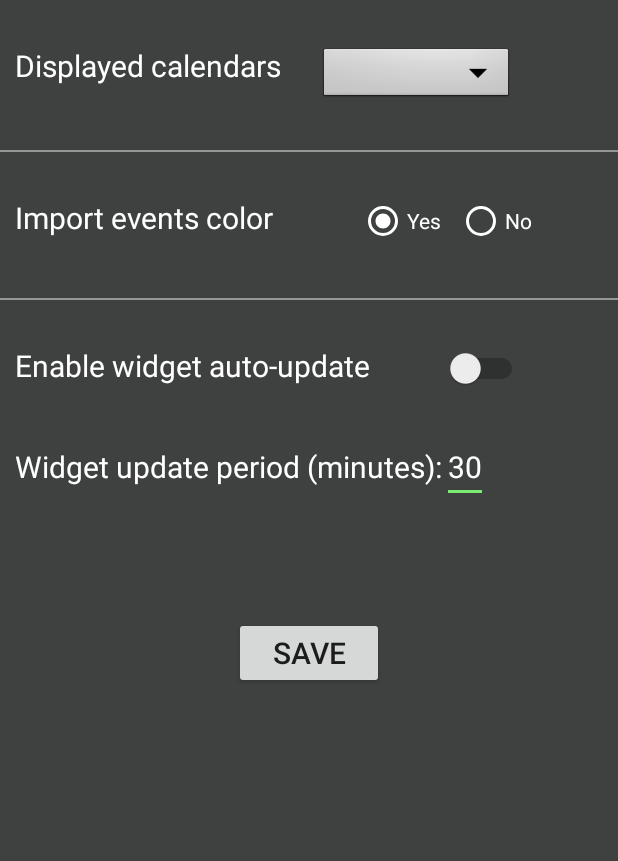
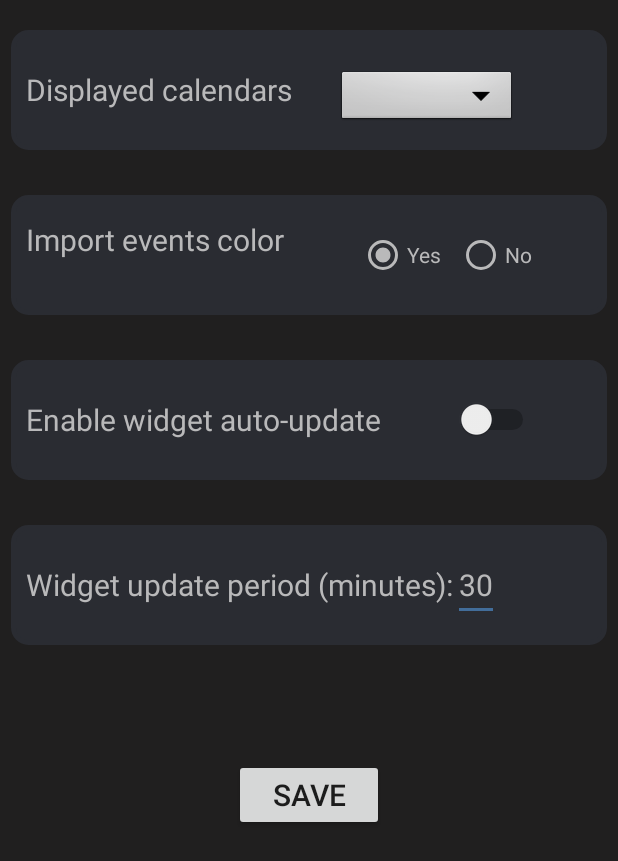
Before and after one commit to tyichye/daily-calendar-clock-widget, an Android app: the layout new_configuration_layout.xml on its own in the app's theme, with its tools: preview values and no code run, on a phone screen of 412 x 824 dp. Shown: the top 861 px of the screen. Run offline under Robolectric (Android 15) with nearby library versions, the phone set to English and light mode, and no system bars.

Commit message:
change configuration screen, fix prev/next/today buttons

```diff
--- a/app/src/main/java/com/miltolstoy/roundcalendar/ClockWidget.java
+++ b/app/src/main/java/com/miltolstoy/roundcalendar/ClockWidget.java
@@ -230,8 +230,6 @@ class ClockWidget {
     private void calculateSizesAccordingToScreen(int side) {
         int padding = side / 13;
 
-
-
         borderWidth = side / 100;
         dotRadius = side / 100;
         smallDigitSize = side / 40;
--- /dev/null
+++ b/app/src/main/res/drawable/round_edges_layout.xml
@@ -0,0 +1,7 @@
+<?xml version="1.0" encoding="UTF-8"?>
+    <shape xmlns:android="http://schemas.android.com/apk/res/android">
+        <solid android:color="#2A2C32"/>
+        <stroke android:width="3dp" android:color="#2A2C32" />
+        <corners android:radius="10dp"/>
+        <padding android:left="0dp" android:top="0dp" android:right="0dp" android:bottom="0dp" />
+    </shape>
--- a/app/src/main/res/layout/new_configuration_layout.xml
+++ b/app/src/main/res/layout/new_configuration_layout.xml
@@ -4,7 +4,7 @@
     android:layout_width="match_parent"
     android:layout_height="match_parent"
     xmlns:app="http://schemas.android.com/apk/res-auto"
-    android:background="#3F4040">
+    android:background="#201F1F">
 
     <LinearLayout
         android:layout_width="match_parent"
@@ -16,9 +16,12 @@
 
         <LinearLayout
             android:layout_width="match_parent"
-            android:layout_height="40dp"
-            android:layout_marginTop="30dp"
+            android:layout_height="80dp"
+            android:layout_marginTop="20dp"
             android:orientation="horizontal"
+            android:background="@drawable/round_edges_layout"
+            android:layout_marginStart="7dp"
+            android:layout_marginEnd="7dp"
             app:layout_constraintTop_toTopOf="parent">
 
             <TextView
@@ -26,29 +29,32 @@
                 android:layout_height="wrap_content"
                 android:layout_marginStart="10dp"
                 android:text="@string/calendars_chooser"
-                android:textColor="@android:color/white"
+                android:textColor="@color/colorSettingsText"
+                android:layout_gravity="center"
                 android:textSize="20sp" />
 
 
             <Spinner
                 android:id="@+id/calendars_dropdown"
-                android:layout_width="130dp"
-                android:layout_height="match_parent"
-                android:layout_marginStart="25dp"
+                android:layout_width="120dp"
+                android:layout_height="40dp"
+                android:layout_marginTop="5dp"
+                android:layout_marginStart="30dp"
+                android:layout_gravity="center"
+
                 android:background="@android:drawable/btn_dropdown"
                 android:spinnerMode="dropdown" />
 
         </LinearLayout>
 
-        <View
-            style="@style/Divider"
-            android:layout_marginTop="30dp" />
-
         <LinearLayout
             android:layout_width="match_parent"
-            android:layout_height="wrap_content"
+            android:layout_height="80dp"
             android:layout_marginTop="30dp"
             android:orientation="horizontal"
+            android:layout_marginStart="7dp"
+            android:layout_marginEnd="7dp"
+            android:background="@drawable/round_edges_layout"
             app:layout_constraintTop_toTopOf="parent">
 
             <TextView
@@ -56,55 +62,60 @@
                 android:layout_height="wrap_content"
                 android:layout_marginLeft="10dp"
                 android:text="@string/colors_chooser"
-                android:textColor="@android:color/white"
+                android:textColor="@color/colorSettingsText"
                 android:layout_marginBottom="10dp"
+                android:layout_gravity="center"
+
                 android:textSize="20sp" />
 
             <RadioGroup
                 android:layout_width="match_parent"
                 android:layout_height="wrap_content"
                 android:gravity="center"
+                android:layout_gravity="center"
                 android:orientation="horizontal">
 
                 <RadioButton
                     android:id="@+id/calendar_color_radio"
                     android:layout_width="wrap_content"
                     android:layout_height="wrap_content"
-                    android:buttonTint="@android:color/white"
+                    android:buttonTint="@color/colorSettingsText"
                     android:checked="true"
                     android:text="@string/use_calendar_color"
                     android:layout_marginEnd="10dp"
-                    android:textColor="@android:color/white" />
+                    android:textColor="@color/colorSettingsText" />
 
 
                 <RadioButton
                     android:id="@+id/default_color_radio"
                     android:layout_width="wrap_content"
                     android:layout_height="wrap_content"
-                    android:buttonTint="@android:color/white"
+                    android:buttonTint="@color/colorSettingsText"
                     android:text="@string/use_default_color"
-                    android:textColor="@android:color/white" />
+                    android:textColor="@color/colorSettingsText" />
             </RadioGroup>
 
         </LinearLayout>
 
-        <View
-            style="@style/Divider"
-            android:layout_marginTop="30dp" />
-
         <LinearLayout
             android:layout_width="match_parent"
-            android:layout_height="wrap_content"
+            android:layout_height="80dp"
             android:layout_marginTop="30dp"
+
             android:orientation="horizontal"
+            android:layout_marginStart="7dp"
+            android:layout_marginEnd="7dp"
+            android:background="@drawable/round_edges_layout"
             app:layout_constraintTop_toTopOf="parent">
 
             <TextView
                 android:layout_width="wrap_content"
                 android:layout_height="wrap_content"
                 android:layout_marginLeft="10dp"
+
                 android:text="@string/auto_update_enabled"
-                android:textColor="@android:color/white"
+                android:layout_gravity="center"
+                android:textColor="@color/colorSettingsText"
                 android:textSize="20sp" />
 
 
@@ -112,6 +123,7 @@
                 android:id="@+id/auto_update"
                 android:layout_width="60dp"
                 android:layout_height="wrap_content"
+                android:layout_gravity="center"
                 android:layout_marginStart="@dimen/_35sdp"
                 android:switchMinWidth="55dp" />
 
@@ -121,9 +133,13 @@
         <LinearLayout
             android:id="@+id/update_period_costumed"
             android:layout_width="match_parent"
-            android:layout_height="wrap_content"
+            android:layout_height="80dp"
             android:layout_marginTop="30dp"
             android:orientation="horizontal"
+            android:layout_marginStart="7dp"
+            android:layout_marginEnd="7dp"
+            android:background="@drawable/round_edges_layout"
+
             app:layout_constraintTop_toTopOf="parent">
 
             <TextView
@@ -131,7 +147,8 @@
                 android:layout_height="wrap_content"
                 android:layout_marginLeft="10dp"
                 android:text="@string/update_period_label"
-                android:textColor="@android:color/white"
+                android:textColor="@color/colorSettingsText"
+                android:layout_gravity="center"
                 android:textSize="20sp" />
 
 
@@ -141,9 +158,10 @@
                 android:layout_height="wrap_content"
                 android:inputType="numberDecimal"
                 android:text="@string/update_period_default"
-                android:textColor="@android:color/white"
-                android:textColorHighlight="@android:color/white"
-                android:textColorLink="@android:color/white"
+                android:textColor="@color/colorSettingsText"
+
+                android:layout_gravity="center"
+
                 android:textSize="20sp" />
 
         </LinearLayout>
--- a/app/src/main/res/values/colors.xml
+++ b/app/src/main/res/values/colors.xml
@@ -1,6 +1,7 @@
 <?xml version="1.0" encoding="utf-8"?>
 <resources>
-    <color name="colorPrimary">#3F51B5</color>
-    <color name="colorPrimaryDark">#303F9F</color>
-    <color name="colorAccent">#FF4081</color>
+    <color name="colorPrimary">#204368</color>
+    <color name="colorPrimaryDark">#152C45</color>
+    <color name="colorAccent">#426D9A</color>
+    <color name="colorSettingsText">#B9B9BA</color>
 </resources>
--- a/app/src/main/res/values/styles.xml
+++ b/app/src/main/res/values/styles.xml
@@ -5,11 +5,14 @@
         <!-- Customize your theme here. -->
         <item name="colorPrimary">@color/colorPrimary</item>
         <item name="colorPrimaryDark">@color/colorPrimaryDark</item>
-        <item name="colorAccent">#7AEC73</item>
+        <item name="colorAccent">@color/colorAccent</item>
     </style>
 
     <style name="Divider">
         <item name="android:layout_width">match_parent</item>
+        <item name="android:layout_marginEnd">7dp</item>
+        <item name="android:layout_marginStart">7dp</item>
+
         <item name="android:layout_height">1dp</item>
         <item name="android:background">#979696</item>
     </style>
```
Also changed, not shown: app/src/main/java/com/miltolstoy/roundcalendar/ClockViewOld.java (deleted, +0 -460 lines), app/src/main/java/com/miltolstoy/roundcalendar/my_activity.java (deleted, +0 -34 lines), app/src/main/java/com/miltolstoy/roundcalendar/my_class.java (deleted, +0 -25 lines), app/src/main/res/drawable/background_widget.xml (added, +7 -0 lines), app/src/main/res/layout/my_layout.xml (deleted, +0 -31 lines), app/src/main/res/layout/widget.xml (+15 -45 lines).
